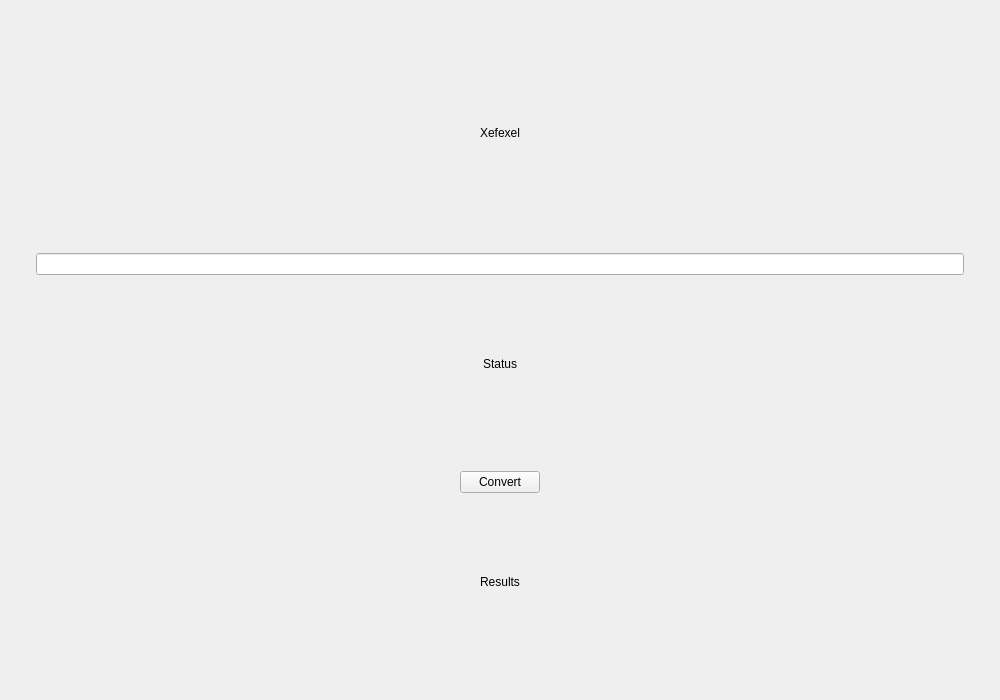
First picture: the form in Xefexcel/mainwindow.ui, repository OskarPodgorski/Xefexcel, before the edit.
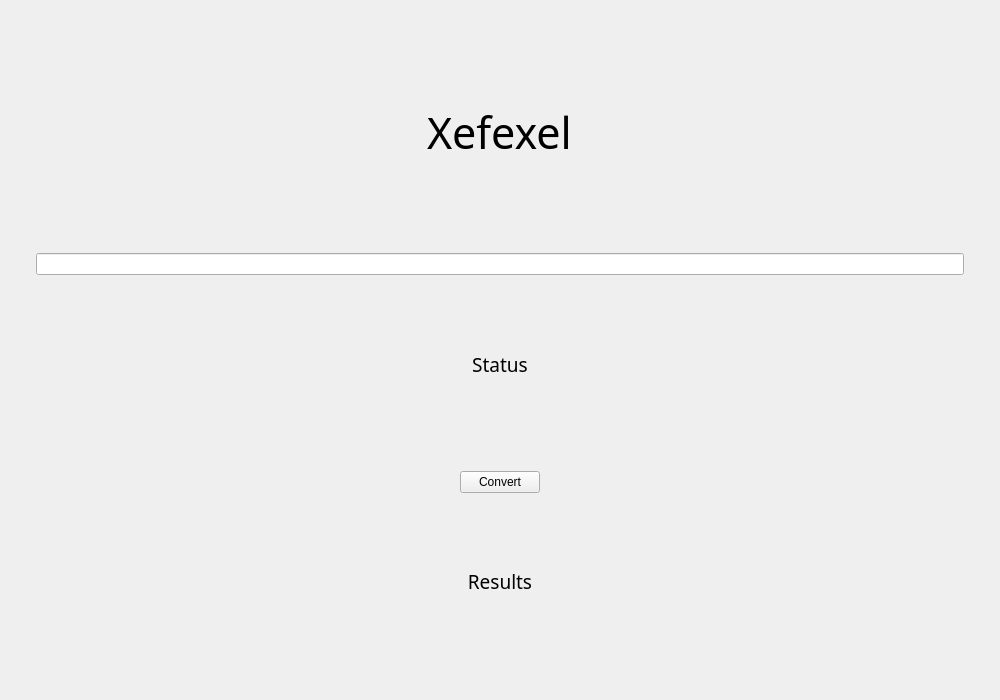
Second picture: the form after the edit.

Commit message: added methods to parseXML

The edit to the form file:
```diff
--- a/Xefexcel/mainwindow.ui
+++ b/Xefexcel/mainwindow.ui
@@ -26,6 +26,12 @@
             <layout class="QVBoxLayout" name="verticalLayout_4">
              <item>
               <widget class="QLabel" name="titleLabel">
+               <property name="font">
+                <font>
+                 <family>Bahnschrift SemiBold</family>
+                 <pointsize>32</pointsize>
+                </font>
+               </property>
                <property name="text">
                 <string>Xefexel</string>
                </property>
@@ -42,6 +48,12 @@
              </item>
              <item>
               <widget class="QLabel" name="statusLabel">
+               <property name="font">
+                <font>
+                 <family>Bahnschrift SemiLight</family>
+                 <pointsize>14</pointsize>
+                </font>
+               </property>
                <property name="text">
                 <string>Status</string>
                </property>
@@ -65,6 +77,12 @@
              </item>
              <item>
               <widget class="QLabel" name="resultLabel">
+               <property name="font">
+                <font>
+                 <family>Bahnschrift SemiLight</family>
+                 <pointsize>14</pointsize>
+                </font>
+               </property>
                <property name="text">
                 <string>Results</string>
                </property>
```
The commit also changes 2 other files.
